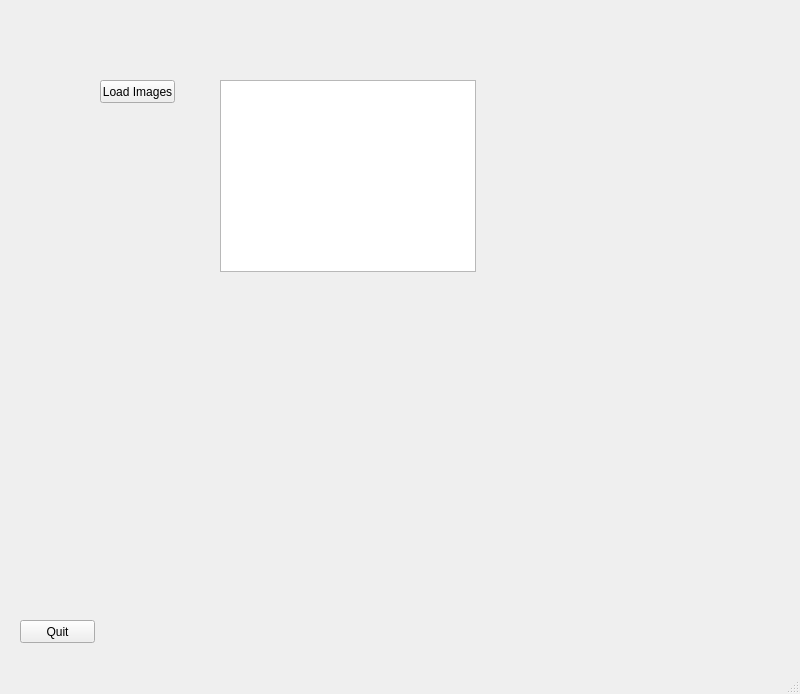
The window that Images2WavefrontObj/UI/Imgages2WavefrontObj.ui (haegar80/Images2WavefrontObj) describes before a commit, drawn with Qt 5.
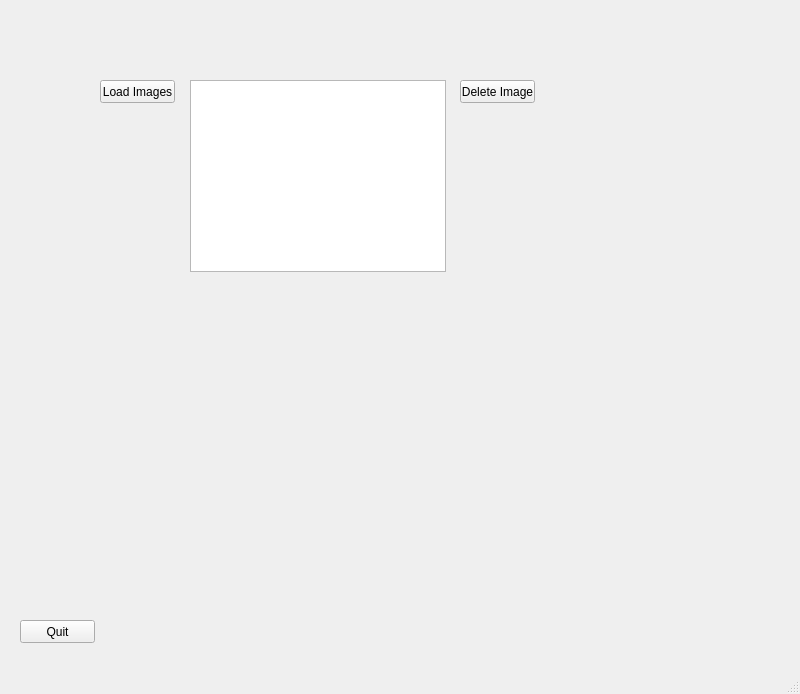
The same window after the commit.

Commit message: Removed selected files from list

The edit to the form file:
```diff
--- a/Images2WavefrontObj/UI/Imgages2WavefrontObj.ui
+++ b/Images2WavefrontObj/UI/Imgages2WavefrontObj.ui
@@ -39,13 +39,26 @@
     <widget class="QListWidget" name="listImagesWidget">
      <property name="geometry">
       <rect>
-       <x>160</x>
+       <x>130</x>
        <y>30</y>
        <width>256</width>
        <height>192</height>
       </rect>
      </property>
     </widget>
+    <widget class="QPushButton" name="deleteImageButton">
+     <property name="geometry">
+      <rect>
+       <x>400</x>
+       <y>30</y>
+       <width>75</width>
+       <height>23</height>
+      </rect>
+     </property>
+     <property name="text">
+      <string>Delete Image</string>
+     </property>
+    </widget>
    </widget>
    <widget class="QPushButton" name="quitButton">
     <property name="geometry">
```
The commit also changes 2 other files.
